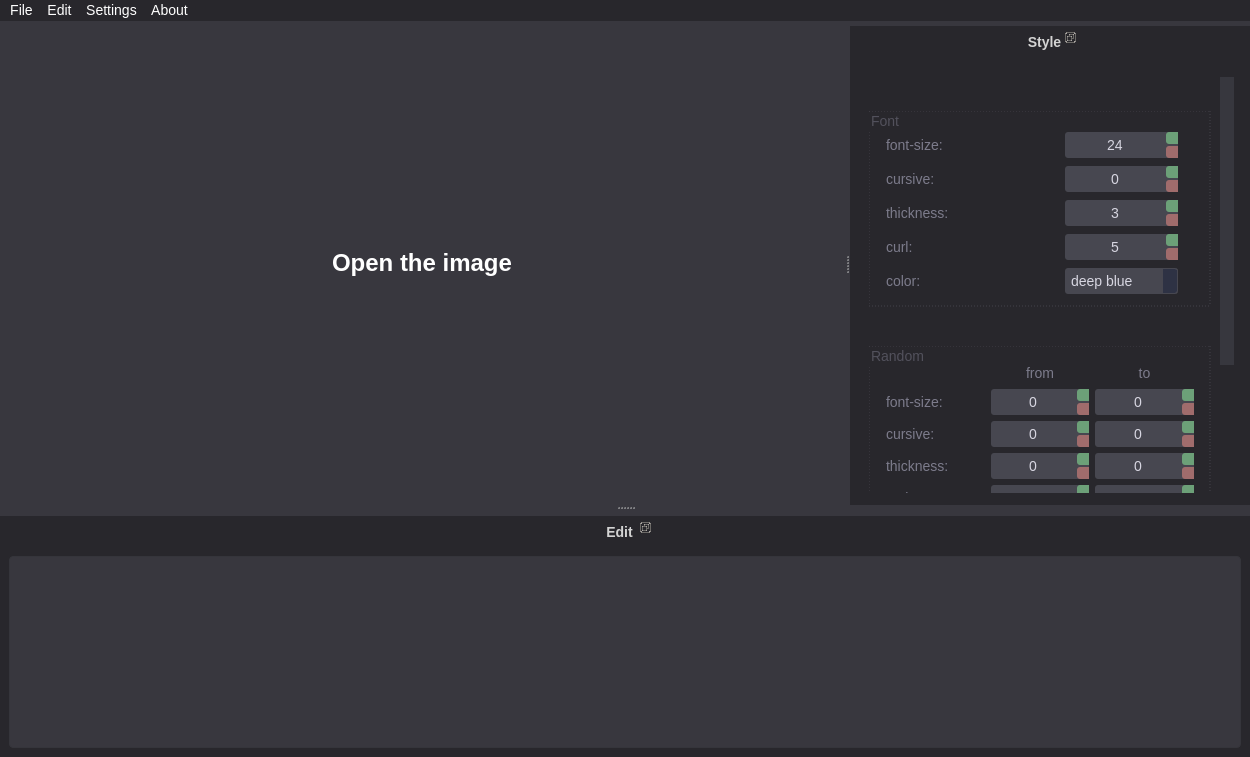
The window that bio-text.ui (setbe/bio-text) describes before a commit, drawn with Qt 5.
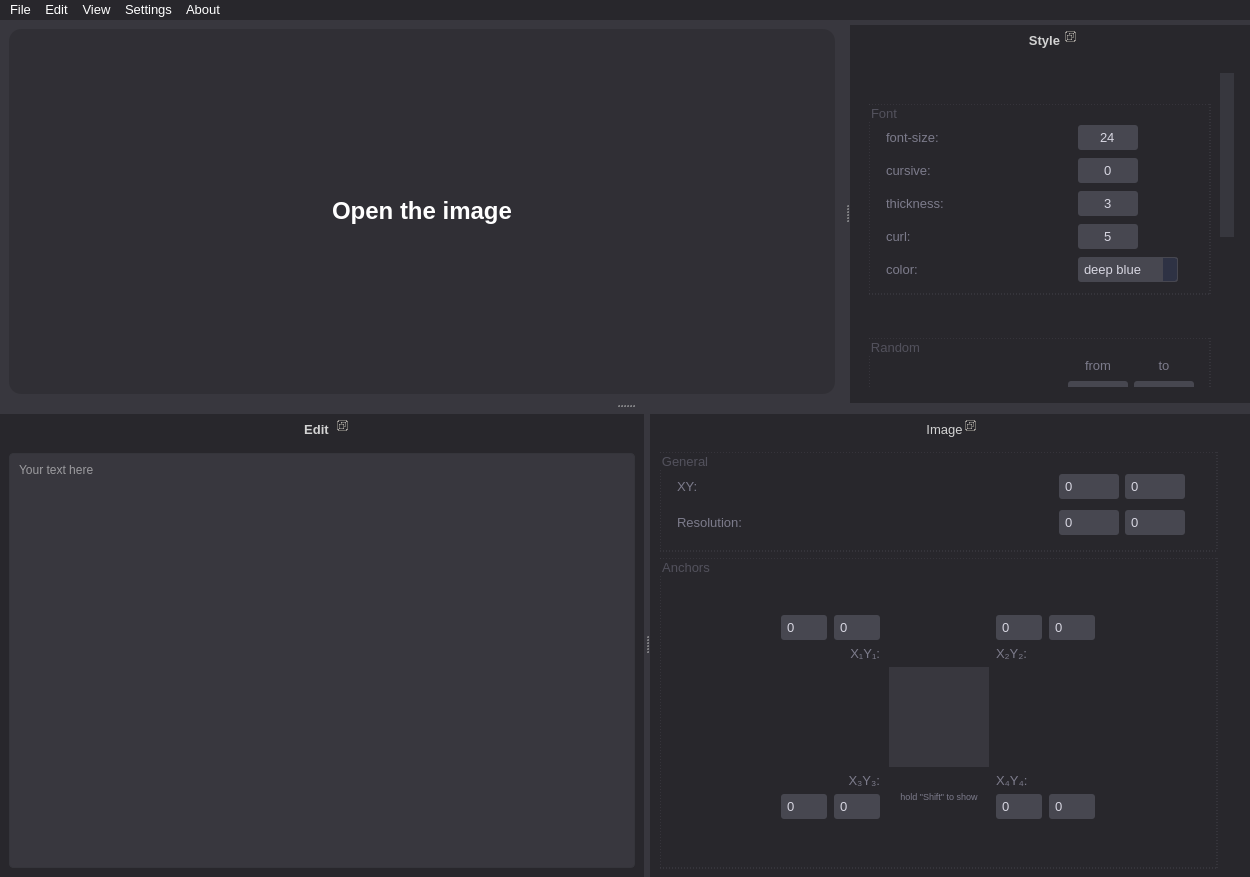
The same window after the commit.

Commit message: anchors markup

```diff
--- a/bio-text.ui
+++ b/bio-text.ui
@@ -7,7 +7,7 @@
     <x>0</x>
     <y>0</y>
     <width>1250</width>
-    <height>757</height>
+    <height>877</height>
    </rect>
   </property>
   <property name="minimumSize">
@@ -16,6 +16,12 @@
     <height>100</height>
    </size>
   </property>
+  <property name="maximumSize">
+   <size>
+    <width>16777215</width>
+    <height>16777215</height>
+   </size>
+  </property>
   <property name="font">
    <font>
     <pointsize>-1</pointsize>
@@ -30,7 +36,7 @@
   <property name="styleSheet">
    <string notr="true">QWidget {
 	selection-background-color: #28272C;
-	font-size: 14px;
+	font-size: 13px;
 	border: 0px;
 }
 
@@ -110,34 +116,8 @@
 
 QSpinBox::up-button, QSpinBox::down-button {
 	border: 0px;
-	border-bottom-left-radius: 3px;
-	border-top-left-radius: 3px;
-	width: 12px;
-	height: 12px
-}
-
-QSpinBox::up-button {
-	background-color: #6CA078;
-}
-
-QSpinBox::down-button {
-	background-color: #A06C6C;
-}
-
-QSpinBox::up-button:hover {
-	background-color: #8CD09C;
-}
-
-QSpinBox::down-button:hover {
-	background-color: #D08C8C;
-}
-
-QSpinBox::up-button:pressed {
-	background-color: #3B5842;
-}
-
-QSpinBox::down-button:pressed {
-	background-color: #583B3B;
+	width: 0px;
+	height: 0px
 }
 
 QSpinBox::up-arrow, QSpinBox::down-arrow {
@@ -149,7 +129,6 @@
 QSpinBox:hover, QComboBox:hover {
 	color: white;
 }
-
 QGroupBox {
 	color: #52515C; 
 	border: 1px dashed #43424A;
@@ -190,22 +169,37 @@
   <widget class="QWidget" name="centralwidget">
    <layout class="QHBoxLayout" name="horizontalLayout">
     <item>
-     <widget class="QLabel" name="lImage">
-      <property name="minimumSize">
-       <size>
-        <width>0</width>
-        <height>0</height>
-       </size>
-      </property>
-      <property name="font">
-       <font>
-        <pointsize>-1</pointsize>
-        <weight>75</weight>
-        <bold>true</bold>
-       </font>
-      </property>
+     <widget class="QFrame" name="frame_2">
       <property name="styleSheet">
-       <string notr="true">QLabel {
+       <string notr="true">QFrame {
+	background-color: #302F35;
+	border-radius: 12px;
+}</string>
+      </property>
+      <property name="frameShape">
+       <enum>QFrame::StyledPanel</enum>
+      </property>
+      <property name="frameShadow">
+       <enum>QFrame::Raised</enum>
+      </property>
+      <layout class="QVBoxLayout" name="verticalLayout_5">
+       <item>
+        <widget class="QLabel" name="lImage">
+         <property name="minimumSize">
+          <size>
+           <width>0</width>
+           <height>0</height>
+          </size>
+         </property>
+         <property name="font">
+          <font>
+           <pointsize>-1</pointsize>
+           <weight>75</weight>
+           <bold>true</bold>
+          </font>
+         </property>
+         <property name="styleSheet">
+          <string notr="true">QLabel {
 	font-size: 24px;
 }
 
@@ -213,16 +207,19 @@
 	background-color: #3B3A41;
 	border-radius: 12px;
 }</string>
-      </property>
-      <property name="text">
-       <string>Open the image</string>
-      </property>
-      <property name="textFormat">
-       <enum>Qt::RichText</enum>
-      </property>
-      <property name="alignment">
-       <set>Qt::AlignCenter</set>
-      </property>
+         </property>
+         <property name="text">
+          <string>Open the image</string>
+         </property>
+         <property name="textFormat">
+          <enum>Qt::RichText</enum>
+         </property>
+         <property name="alignment">
+          <set>Qt::AlignCenter</set>
+         </property>
+        </widget>
+       </item>
+      </layout>
      </widget>
     </item>
    </layout>
@@ -233,7 +230,7 @@
      <x>0</x>
      <y>0</y>
      <width>1250</width>
-     <height>25</height>
+     <height>23</height>
     </rect>
    </property>
    <property name="styleSheet">
@@ -291,8 +288,14 @@
      <string>About</string>
     </property>
    </widget>
+   <widget class="QMenu" name="menuView">
+    <property name="title">
+     <string>View</string>
+    </property>
+   </widget>
    <addaction name="menuFile"/>
    <addaction name="menuEdit"/>
+   <addaction name="menuView"/>
    <addaction name="menuSettings"/>
    <addaction name="menuHelp"/>
   </widget>
@@ -343,13 +346,13 @@
       <number>10</number>
      </property>
      <property name="topMargin">
-      <number>4</number>
+      <number>2</number>
      </property>
      <property name="rightMargin">
       <number>16</number>
      </property>
      <property name="bottomMargin">
-      <number>4</number>
+      <number>8</number>
      </property>
      <item>
       <widget class="QScrollArea" name="scrollArea">
@@ -370,7 +373,7 @@
         <property name="geometry">
          <rect>
           <x>0</x>
-          <y>0</y>
+          <y>-322</y>
           <width>357</width>
           <height>600</height>
          </rect>
@@ -382,6 +385,9 @@
          </size>
         </property>
         <layout class="QVBoxLayout" name="verticalLayout_3">
+         <property name="topMargin">
+          <number>2</number>
+         </property>
          <item>
           <widget class="QGroupBox" name="groupBox">
            <property name="styleSheet">
@@ -435,6 +441,12 @@
             </property>
             <item row="2" column="1">
              <widget class="QSpinBox" name="sThickness">
+              <property name="maximumSize">
+               <size>
+                <width>60</width>
+                <height>16777215</height>
+               </size>
+              </property>
               <property name="alignment">
                <set>Qt::AlignCenter</set>
               </property>
@@ -482,6 +494,12 @@
             </item>
             <item row="1" column="1">
              <widget class="QSpinBox" name="sCursive">
+              <property name="maximumSize">
+               <size>
+                <width>60</width>
+                <height>16777215</height>
+               </size>
+              </property>
               <property name="alignment">
                <set>Qt::AlignCenter</set>
               </property>
@@ -501,6 +519,12 @@
             </item>
             <item row="3" column="1">
              <widget class="QSpinBox" name="sCurl">
+              <property name="maximumSize">
+               <size>
+                <width>60</width>
+                <height>16777215</height>
+               </size>
+              </property>
               <property name="alignment">
                <set>Qt::AlignCenter</set>
               </property>
@@ -524,6 +548,12 @@
             </item>
             <item row="0" column="1">
              <widget class="QSpinBox" name="sSize">
+              <property name="maximumSize">
+               <size>
+                <width>60</width>
+                <height>16777215</height>
+               </size>
+              </property>
               <property name="styleSheet">
                <string notr="true"/>
               </property>
@@ -543,6 +573,12 @@
             </item>
             <item row="4" column="1">
              <widget class="QComboBox" name="cColor">
+              <property name="minimumSize">
+               <size>
+                <width>100</width>
+                <height>0</height>
+               </size>
+              </property>
               <property name="editable">
                <bool>true</bool>
               </property>
@@ -605,6 +641,12 @@
             </property>
             <item row="1" column="2">
              <widget class="QSpinBox" name="sSizeMax">
+              <property name="maximumSize">
+               <size>
+                <width>60</width>
+                <height>16777215</height>
+               </size>
+              </property>
               <property name="alignment">
                <set>Qt::AlignCenter</set>
               </property>
@@ -618,6 +660,12 @@
             </item>
             <item row="2" column="2">
              <widget class="QSpinBox" name="sCursiveMax">
+              <property name="maximumSize">
+               <size>
+                <width>60</width>
+                <height>16777215</height>
+               </size>
+              </property>
               <property name="alignment">
                <set>Qt::AlignCenter</set>
               </property>
@@ -631,6 +679,12 @@
             </item>
             <item row="4" column="1">
              <widget class="QSpinBox" name="sCurlMin">
+              <property name="maximumSize">
+               <size>
+                <width>60</width>
+                <height>16777215</height>
+               </size>
+              </property>
               <property name="alignment">
                <set>Qt::AlignCenter</set>
               </property>
@@ -674,6 +728,12 @@
             </item>
             <item row="3" column="1">
              <widget class="QSpinBox" name="sThicknessMin">
+              <property name="maximumSize">
+               <size>
+                <width>60</width>
+                <height>16777215</height>
+               </size>
+              </property>
               <property name="alignment">
                <set>Qt::AlignCenter</set>
               </property>
@@ -701,6 +761,12 @@
             </item>
             <item row="1" column="1">
              <widget class="QSpinBox" name="sSizeMin">
+              <property name="maximumSize">
+               <size>
+                <width>60</width>
+                <height>16777215</height>
+               </size>
+              </property>
               <property name="alignment">
                <set>Qt::AlignCenter</set>
               </property>
@@ -714,6 +780,12 @@
             </item>
             <item row="2" column="1">
              <widget class="QSpinBox" name="sCursiveMin">
+              <property name="maximumSize">
+               <size>
+                <width>60</width>
+                <height>16777215</height>
+               </size>
+              </property>
               <property name="alignment">
                <set>Qt::AlignCenter</set>
               </property>
@@ -727,6 +799,12 @@
             </item>
             <item row="3" column="2">
              <widget class="QSpinBox" name="sThicknessMax">
+              <property name="maximumSize">
+               <size>
+                <width>60</width>
+                <height>16777215</height>
+               </size>
+              </property>
               <property name="alignment">
                <set>Qt::AlignCenter</set>
               </property>
@@ -769,6 +847,12 @@
             </item>
             <item row="4" column="2">
              <widget class="QSpinBox" name="sCurlMax">
+              <property name="maximumSize">
+               <size>
+                <width>60</width>
+                <height>16777215</height>
+               </size>
+              </property>
               <property name="alignment">
                <set>Qt::AlignCenter</set>
               </property>
@@ -837,7 +921,7 @@
    <property name="minimumSize">
     <size>
      <width>151</width>
-     <height>178</height>
+     <height>191</height>
     </size>
    </property>
    <property name="font">
@@ -896,6 +980,598 @@
 	background-color: none;
 }</string>
        </property>
+       <property name="placeholderText">
+        <string>Your text here</string>
+       </property>
+      </widget>
+     </item>
+    </layout>
+   </widget>
+  </widget>
+  <widget class="QDockWidget" name="dockImage">
+   <property name="minimumSize">
+    <size>
+     <width>400</width>
+     <height>409</height>
+    </size>
+   </property>
+   <property name="maximumSize">
+    <size>
+     <width>600</width>
+     <height>524287</height>
+    </size>
+   </property>
+   <property name="styleSheet">
+    <string notr="true">background-color: #28272C;</string>
+   </property>
+   <property name="features">
+    <set>QDockWidget::DockWidgetFloatable|QDockWidget::DockWidgetMovable</set>
+   </property>
+   <property name="windowTitle">
+    <string>Image</string>
+   </property>
+   <attribute name="dockWidgetArea">
+    <number>8</number>
+   </attribute>
+   <widget class="QWidget" name="dockWidgetContents_2">
+    <layout class="QVBoxLayout" name="verticalLayout_4">
+     <property name="sizeConstraint">
+      <enum>QLayout::SetDefaultConstraint</enum>
+     </property>
+     <property name="leftMargin">
+      <number>10</number>
+     </property>
+     <property name="topMargin">
+      <number>8</number>
+     </property>
+     <property name="rightMargin">
+      <number>32</number>
+     </property>
+     <property name="bottomMargin">
+      <number>8</number>
+     </property>
+     <item>
+      <widget class="QGroupBox" name="groupBox_5">
+       <property name="minimumSize">
+        <size>
+         <width>0</width>
+         <height>100</height>
+        </size>
+       </property>
+       <property name="styleSheet">
+        <string notr="true">QSpinBox {
+	background-color: #474750;
+}
+</string>
+       </property>
+       <property name="title">
+        <string>General</string>
+       </property>
+       <layout class="QGridLayout" name="gridLayout_9">
+        <property name="leftMargin">
+         <number>16</number>
+        </property>
+        <property name="topMargin">
+         <number>16</number>
+        </property>
+        <property name="rightMargin">
+         <number>32</number>
+        </property>
+        <item row="0" column="0">
+         <widget class="QLabel" name="label_7">
+          <property name="text">
+           <string>XY:</string>
+          </property>
+         </widget>
+        </item>
+        <item row="0" column="1">
+         <widget class="QSpinBox" name="spinBox_9">
+          <property name="minimumSize">
+           <size>
+            <width>0</width>
+            <height>0</height>
+           </size>
+          </property>
+          <property name="maximumSize">
+           <size>
+            <width>60</width>
+            <height>16777215</height>
+           </size>
+          </property>
+         </widget>
+        </item>
+        <item row="0" column="2">
+         <widget class="QSpinBox" name="spinBox_11">
+          <property name="minimumSize">
+           <size>
+            <width>0</width>
+            <height>0</height>
+           </size>
+          </property>
+          <property name="maximumSize">
+           <size>
+            <width>60</width>
+            <height>16777215</height>
+           </size>
+          </property>
+         </widget>
+        </item>
+        <item row="1" column="0">
+         <widget class="QLabel" name="label_8">
+          <property name="text">
+           <string>Resolution:</string>
+          </property>
+         </widget>
+        </item>
+        <item row="1" column="1">
+         <widget class="QSpinBox" name="spinBox_10">
+          <property name="minimumSize">
+           <size>
+            <width>0</width>
+            <height>0</height>
+           </size>
+          </property>
+          <property name="maximumSize">
+           <size>
+            <width>60</width>
+            <height>16777215</height>
+           </size>
+          </property>
+         </widget>
+        </item>
+        <item row="1" column="2">
+         <widget class="QSpinBox" name="spinBox_12">
+          <property name="minimumSize">
+           <size>
+            <width>0</width>
+            <height>0</height>
+           </size>
+          </property>
+          <property name="maximumSize">
+           <size>
+            <width>60</width>
+            <height>16777215</height>
+           </size>
+          </property>
+         </widget>
+        </item>
+       </layout>
+      </widget>
+     </item>
+     <item>
+      <widget class="QGroupBox" name="groupBox_4">
+       <property name="minimumSize">
+        <size>
+         <width>300</width>
+         <height>0</height>
+        </size>
+       </property>
+       <property name="maximumSize">
+        <size>
+         <width>16777215</width>
+         <height>16777215</height>
+        </size>
+       </property>
+       <property name="styleSheet">
+        <string notr="true">QSpinBox {
+	background-color: #474750;
+}
+</string>
+       </property>
+       <property name="title">
+        <string>Anchors</string>
+       </property>
+       <layout class="QGridLayout" name="gridLayout_4">
+        <property name="sizeConstraint">
+         <enum>QLayout::SetMinAndMaxSize</enum>
+        </property>
+        <property name="leftMargin">
+         <number>16</number>
+        </property>
+        <property name="topMargin">
+         <number>16</number>
+        </property>
+        <property name="rightMargin">
+         <number>16</number>
+        </property>
+        <property name="verticalSpacing">
+         <number>6</number>
+        </property>
+        <item row="9" column="2">
+         <spacer name="verticalSpacer_2">
+          <property name="orientation">
+           <enum>Qt::Vertical</enum>
+          </property>
+          <property name="sizeHint" stdset="0">
+           <size>
+            <width>20</width>
+            <height>40</height>
+           </size>
+          </property>
+         </spacer>
+        </item>
+        <item row="1" column="2">
+         <spacer name="verticalSpacer_5">
+          <property name="orientation">
+           <enum>Qt::Vertical</enum>
+          </property>
+          <property name="sizeHint" stdset="0">
+           <size>
+            <width>20</width>
+            <height>40</height>
+           </size>
+          </property>
+         </spacer>
+        </item>
+        <item row="1" column="6">
+         <spacer name="verticalSpacer_6">
+          <property name="orientation">
+           <enum>Qt::Vertical</enum>
+          </property>
+          <property name="sizeHint" stdset="0">
+           <size>
+            <width>20</width>
+            <height>40</height>
+           </size>
+          </property>
+         </spacer>
+        </item>
+        <item row="4" column="6">
+         <layout class="QGridLayout" name="gridLayout_8">
+          <item row="1" column="0">
+           <widget class="QSpinBox" name="spinBox_3">
+            <property name="maximumSize">
+             <size>
+              <width>46</width>
+              <height>16777215</height>
+             </size>
+            </property>
+            <property name="minimum">
+             <number>-9999</number>
+            </property>
+            <property name="maximum">
+             <number>9999</number>
+            </property>
+            <property name="value">
+             <number>0</number>
+            </property>
+           </widget>
+          </item>
+          <item row="1" column="1">
+           <widget class="QSpinBox" name="spinBox_4">
+            <property name="maximumSize">
+             <size>
+              <width>46</width>
+              <height>16777215</height>
+             </size>
+            </property>
+            <property name="minimum">
+             <number>-9999</number>
+            </property>
+            <property name="maximum">
+             <number>9999</number>
+            </property>
+            <property name="value">
+             <number>0</number>
+            </property>
+           </widget>
+          </item>
+          <item row="2" column="0">
+           <widget class="QLabel" name="label_2">
+            <property name="maximumSize">
+             <size>
+              <width>46</width>
+              <height>17</height>
+             </size>
+            </property>
+            <property name="text">
+             <string notr="true">X₂Y₂:</string>
+            </property>
+           </widget>
+          </item>
+         </layout>
+        </item>
+        <item row="6" column="4">
+         <widget class="QFrame" name="frame">
+          <property name="minimumSize">
+           <size>
+            <width>100</width>
+            <height>100</height>
+           </size>
+          </property>
+          <property name="maximumSize">
+           <size>
+            <width>100</width>
+            <height>100</height>
+           </size>
+          </property>
+          <property name="styleSheet">
+           <string notr="true">background-color: #38373E;</string>
+          </property>
+          <property name="frameShape">
+           <enum>QFrame::StyledPanel</enum>
+          </property>
+          <property name="frameShadow">
+           <enum>QFrame::Raised</enum>
+          </property>
+         </widget>
+        </item>
+        <item row="8" column="0">
+         <spacer name="horizontalSpacer_3">
+          <property name="orientation">
+           <enum>Qt::Horizontal</enum>
+          </property>
+          <property name="sizeHint" stdset="0">
+           <size>
+            <width>40</width>
+            <height>20</height>
+           </size>
+          </property>
+         </spacer>
+        </item>
+        <item row="6" column="6">
+         <spacer name="horizontalSpacer_2">
+          <property name="orientation">
+           <enum>Qt::Horizontal</enum>
+          </property>
+          <property name="sizeHint" stdset="0">
+           <size>
+            <width>40</width>
+            <height>20</height>
+           </size>
+          </property>
+         </spacer>
+        </item>
+        <item row="4" column="0">
+         <spacer name="horizontalSpacer_4">
+          <property name="orientation">
+           <enum>Qt::Horizontal</enum>
+          </property>
+          <property name="sizeHint" stdset="0">
+           <size>
+            <width>40</width>
+            <height>20</height>
+           </size>
+          </property>
+         </spacer>
+        </item>
+        <item row="6" column="2">
+         <spacer name="horizontalSpacer">
+          <property name="orientation">
+           <enum>Qt::Horizontal</enum>
+          </property>
+          <property name="sizeHint" stdset="0">
+           <size>
+            <width>40</width>
+            <height>20</height>
+           </size>
+          </property>
+         </spacer>
+        </item>
+        <item row="8" column="7">
+         <spacer name="horizontalSpacer_6">
+          <property name="orientation">
+           <enum>Qt::Horizontal</enum>
+          </property>
+          <property name="sizeHint" stdset="0">
+           <size>
+            <width>40</width>
+            <height>20</height>
+           </size>
+          </property>
+         </spacer>
+        </item>
+        <item row="8" column="2">
+         <layout class="QGridLayout" name="gridLayout_6">
+          <item row="1" column="1">
+           <widget class="QSpinBox" name="spinBox_6">
+            <property name="maximumSize">
+             <size>
+              <width>46</width>
+              <height>16777215</height>
+             </size>
+            </property>
+            <property name="minimum">
+             <number>-9999</number>
+            </property>
+            <property name="maximum">
+             <number>9999</number>
+            </property>
+            <property name="value">
+             <number>0</number>
+            </property>
+           </widget>
+          </item>
+          <item row="1" column="0">
+           <widget class="QSpinBox" name="spinBox_5">
+            <property name="maximumSize">
+             <size>
+              <width>46</width>
+              <height>16777215</height>
+             </size>
+            </property>
+            <property name="minimum">
+             <number>-9999</number>
+            </property>
+            <property name="maximum">
+             <number>9999</number>
+            </property>
+            <property name="value">
+             <number>0</number>
+            </property>
+           </widget>
+          </item>
+          <item row="0" column="1">
+           <widget class="QLabel" name="label_3">
+            <property name="maximumSize">
+             <size>
+              <width>46</width>
+              <height>17</height>
+             </size>
+            </property>
+            <property name="text">
+             <string notr="true">X₃Y₃:</string>
+            </property>
+            <property name="alignment">
+             <set>Qt::AlignRight|Qt::AlignTrailing|Qt::AlignVCenter</set>
+            </property>
+           </widget>
+          </item>
+         </layout>
+        </item>
+        <item row="9" column="6">
+         <spacer name="verticalSpacer_3">
+          <property name="orientation">
+           <enum>Qt::Vertical</enum>
+          </property>
+          <property name="sizeHint" stdset="0">
+           <size>
+            <width>20</width>
+            <height>40</height>
+           </size>
+          </property>
+         </spacer>
+        </item>
+        <item row="4" column="2">
+         <layout class="QGridLayout" name="gridLayout_5">
+          <item row="2" column="1">
+           <widget class="QLabel" name="label">
+            <property name="maximumSize">
+             <size>
+              <width>46</width>
+              <height>17</height>
+             </size>
+            </property>
+            <property name="text">
+             <string notr="true">X₁Y₁:</string>
+            </property>
+            <property name="alignment">
+             <set>Qt::AlignRight|Qt::AlignTrailing|Qt::AlignVCenter</set>
+            </property>
+           </widget>
+          </item>
+          <item row="1" column="0">
+           <widget class="QSpinBox" name="spinBox">
+            <property name="maximumSize">
+             <size>
+              <width>46</width>
+              <height>16777215</height>
+             </size>
+            </property>
+            <property name="minimum">
+             <number>-9999</number>
+            </property>
+            <property name="maximum">
+             <number>9999</number>
+            </property>
+            <property name="value">
+             <number>0</number>
+            </property>
+           </widget>
+          </item>
+          <item row="1" column="1">
+           <widget class="QSpinBox" name="spinBox_2">
+            <property name="maximumSize">
+             <size>
+              <width>46</width>
+              <height>16777215</height>
+             </size>
+            </property>
+            <property name="minimum">
+             <number>-9999</number>
+            </property>
+            <property name="maximum">
+             <number>9999</number>
+            </property>
+            <property name="value">
+             <number>0</number>
+            </property>
+           </widget>
+          </item>
+         </layout>
+        </item>
+        <item row="8" column="6">
+         <layout class="QGridLayout" name="gridLayout_7">
+          <item row="1" column="1">
+           <widget class="QSpinBox" name="spinBox_8">
+            <property name="maximumSize">
+             <size>
+              <width>46</width>
+              <height>16777215</height>
+             </size>
+            </property>
+            <property name="minimum">
+             <number>-9999</number>
+            </property>
+            <property name="maximum">
+             <number>9999</number>
+            </property>
+            <property name="value">
+             <number>0</number>
+            </property>
+           </widget>
+          </item>
+          <item row="1" column="0">
+           <widget class="QSpinBox" name="spinBox_7">
+            <property name="maximumSize">
+             <size>
+              <width>46</width>
+              <height>16777215</height>
+             </size>
+            </property>
+            <property name="minimum">
+             <number>-9999</number>
+            </property>
+            <property name="maximum">
+             <number>9999</number>
+            </property>
+            <property name="value">
+             <number>0</number>
+            </property>
+           </widget>
+          </item>
+          <item row="0" column="0">
+           <widget class="QLabel" name="label_4">
+            <property name="maximumSize">
+             <size>
+              <width>46</width>
+              <height>17</height>
+             </size>
+            </property>
+            <property name="text">
+             <string notr="true">X₄Y₄:</string>
+            </property>
+           </widget>
+          </item>
+         </layout>
+        </item>
+        <item row="4" column="7">
+         <spacer name="horizontalSpacer_5">
+          <property name="orientation">
+           <enum>Qt::Horizontal</enum>
+          </property>
+          <property name="sizeHint" stdset="0">
+           <size>
+            <width>40</width>
+            <height>20</height>
+           </size>
+          </property>
+         </spacer>
+        </item>
+        <item row="8" column="4">
+         <widget class="QLabel" name="label_5">
+          <property name="styleSheet">
+           <string notr="true">font-size: 9px;</string>
+          </property>
+          <property name="text">
+           <string>hold &quot;Shift&quot; to show</string>
+          </property>
+          <property name="alignment">
+           <set>Qt::AlignCenter</set>
+          </property>
+         </widget>
+        </item>
+       </layout>
       </widget>
      </item>
     </layout>
```
Left out of the diff: 59 changed lines with no effect on the pictures. The commit also changes 2 other files.
